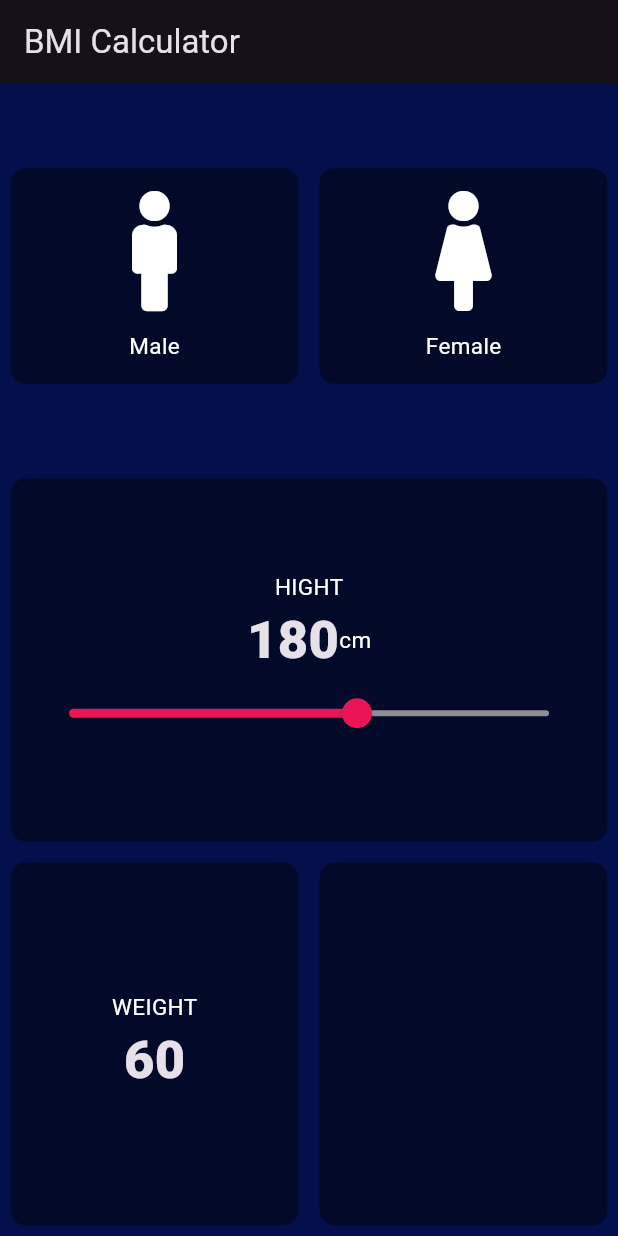
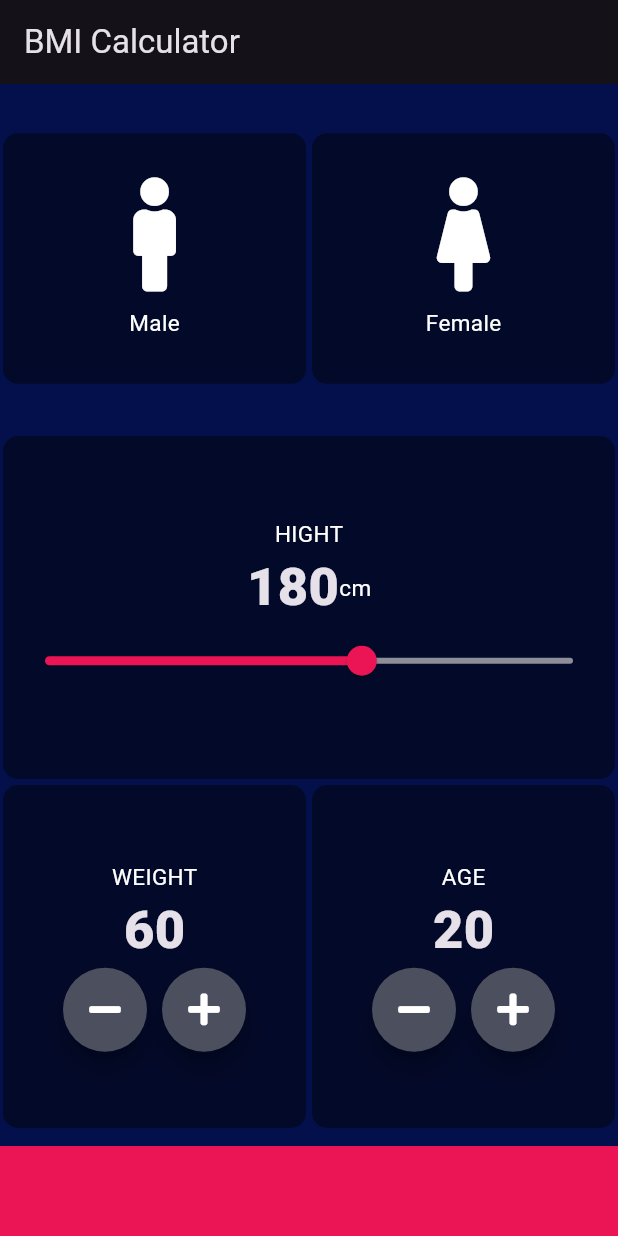
Before and after one commit to Ad33lHub/SP23-BSE-013-Muhammad-Adeel, a Flutter app: the screen it shows after launch, on a phone screen of 412 x 824 dp. Run offline on Flutter 3.47's test engine with Material 3 defaults, Android fonts, the light colour scheme and no system bars; our stand-ins replace csv, flutter_colorpicker, flutter_local_notifications, font_awesome_flutter, google_fonts, image_picker and 6 more; accounts and stored records are empty.

Commit message:
Flutter in Urdu | Create Own Floating Action Button Lecture 48

```diff
--- a/bmi/lib/ContainerClass.dart
+++ b/bmi/lib/ContainerClass.dart
@@ -12,9 +12,9 @@ class RepeatContainerCode extends StatelessWidget {
     required this.colour,
     Widget? cardWidget,
     this.onPressed,
-    this.padding = const EdgeInsets.all(15.0),
-    this.margin = const EdgeInsets.all(7.0), this.child,
-  }) : cardWidget = cardWidget ?? const SizedBox.shrink();
+    this.padding = const EdgeInsets.all(4.0),
+    this.margin = const EdgeInsets.all(2.0), this.child,
+  }) : cardWidget = cardWidget ?? Container();
 
   @override
   Widget build(BuildContext context) {
@@ -27,10 +27,8 @@ class RepeatContainerCode extends StatelessWidget {
           color: colour,
           borderRadius: BorderRadius.circular(10.0),
         ),
-        child: Padding(
-          padding: padding,
-          child: cardWidget,
-        ),
+        padding: padding,
+        child: cardWidget,
       ),
     );
   }
--- a/bmi/lib/input_page.dart
+++ b/bmi/lib/input_page.dart
@@ -43,6 +43,7 @@ class _InputPageState extends State<InputPage> {
               children: <Widget>[
                 Expanded(
                   child: RepeatContainerCode(
+                    padding: EdgeInsets.all(30.0),
                     onPressed: () {
                       setState(() {
                         selectedGender = Gender.male;
@@ -59,6 +60,7 @@ class _InputPageState extends State<InputPage> {
                 ),
                 Expanded(
                   child: RepeatContainerCode(
+                    padding: EdgeInsets.all(30.0),
                     onPressed: () {
                       setState(() {
                         selectedGender = Gender.female;
@@ -91,9 +93,9 @@ class _InputPageState extends State<InputPage> {
                         style: kNumberStyle,
                       ),
                       Text('cm', style: klabelstyle),
-
                     ],
                   ),
+
                   Slider(
                     value: sliderHight.toDouble(),
                     min: 120.0,
@@ -124,6 +126,28 @@ class _InputPageState extends State<InputPage> {
                           sliderWeight.toString(),
                           style: kNumberStyle,
                         ),
+                        Row(
+                          mainAxisAlignment: MainAxisAlignment.center,
+                          children: <Widget>[
+                            RoundIcon(
+                              iconData: FontAwesomeIcons.minus,
+                              onPress: () {
+                                setState(() {
+                                  sliderWeight--;
+                                });
+                              },
+                            ),
+                            SizedBox(width: 10.0),
+                            RoundIcon(
+                              iconData: FontAwesomeIcons.plus,
+                              onPress: () {
+                                setState(() {
+                                  sliderWeight++;
+                                });
+                              },
+                            ),
+                          ],
+                        ),
                       ],
                     ),
                   ),
@@ -131,14 +155,72 @@ class _InputPageState extends State<InputPage> {
                 Expanded(
                   child: RepeatContainerCode(
                     colour: Color.fromARGB(255, 3, 9, 40),
-                    cardWidget: Column(),
+                    cardWidget: Column(
+                      mainAxisAlignment: MainAxisAlignment.center,
+                      children: <Widget>[
+                        Text('AGE', style: klabelstyle),
+                        Text(
+                          sliderAge.toString(),
+                          style: kNumberStyle,
+                        ),
+                        Row(
+                          mainAxisAlignment: MainAxisAlignment.center,
+                          children: <Widget>[
+                            RoundIcon(
+                              iconData: FontAwesomeIcons.minus,
+                              onPress: () {
+                                setState(() {
+                                  sliderAge--;
+                                });
+                              },
+                            ),
+                            SizedBox(width: 10.0),
+                            RoundIcon(
+                              iconData: FontAwesomeIcons.plus,
+                              onPress: () {
+                                setState(() {
+                                  sliderAge++;
+                                });
+                              },
+                            ),
+                          ],
+                        ),
+                      ],
+                    ),
                   ),
                 ),
               ],
             ),
+          ),
+          Container(
+            color: Color(0xFFEB1555),
+            margin: EdgeInsets.only(top: 10.0),
+            width: double.infinity,
+            height: 60.0,
           ),
         ],
       ),
     );
   }
 }
+
+class RoundIcon extends StatelessWidget {
+  RoundIcon({required this.iconData, required this.onPress});
+  final IconData iconData;
+  final Function() onPress;
+
+  @override
+  Widget build(BuildContext context) {
+    return RawMaterialButton(
+      child: Icon(iconData),
+      onPressed: onPress,
+      elevation: 6.0,
+      constraints: BoxConstraints.tightFor(
+        width: 56.0,
+        height: 56.0,
+      ),
+      shape: CircleBorder(),
+      fillColor: Color(0xFF4C4F5E),
+    );
+  }
+}
```
